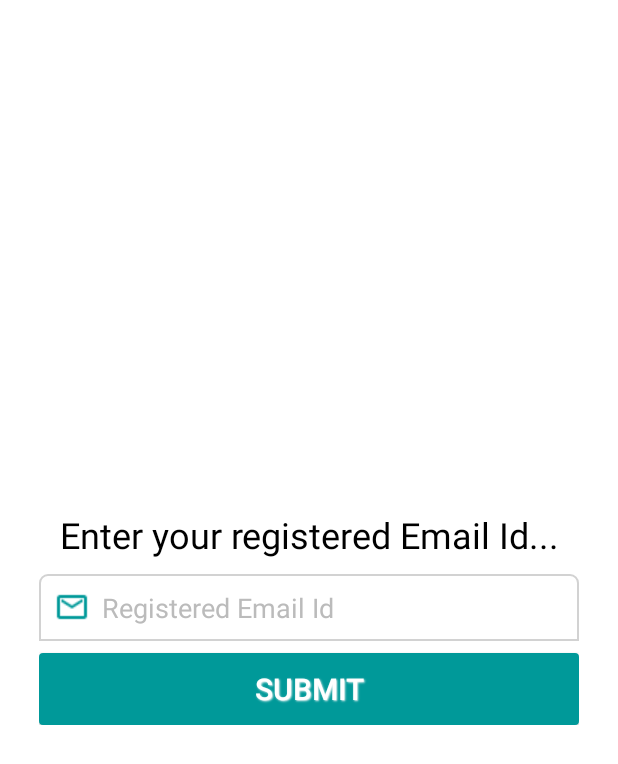
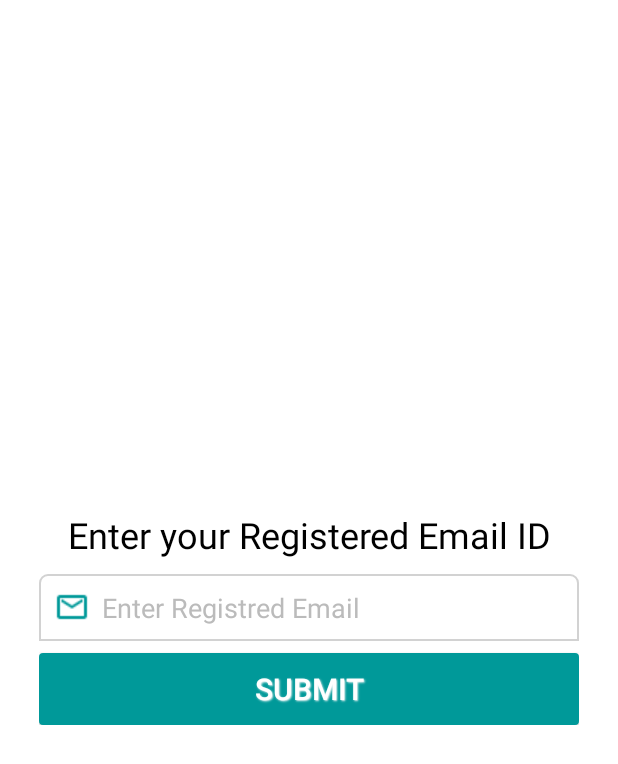
Before and after one commit to nitin-53/Campus-E-Board, an Android app: the Forgot screen opened directly, with no data from a screen before it, on a phone screen of 412 x 824 dp. Shown: the top 764 px of the screen. Run offline under Robolectric (Android 15) with nearby library versions, the phone set to English and light mode, and no system bars.

Commit message:
Addressed strings by string resource files

```diff
--- a/app/src/main/res/layout/forgot.xml
+++ b/app/src/main/res/layout/forgot.xml
@@ -20,7 +20,7 @@
             android:layout_height="wrap_content"
             android:layout_marginBottom="10dp"
             android:gravity="center"
-            android:text="Enter your registered Email Id..."
+            android:text="@string/get_reg_email"
             android:textColor="#000"
             android:textSize="24sp" />
 
@@ -31,7 +31,7 @@
             android:background="@drawable/edittext_top_bg"
             android:drawableLeft="@drawable/mess"
             android:drawablePadding="8dp"
-            android:hint="Registered Email Id"
+            android:hint="@string/enter_reg_email"
             android:padding="10dp"
             android:singleLine="true"
             android:textColorHint="#bbbbbb"
@@ -45,7 +45,7 @@
             android:layout_marginTop="8dp"
             android:background="@drawable/button_default_bg"
             android:padding="10dp"
-            android:text="Submit" />
+            android:text="@string/submit" />
     </LinearLayout>
 
 </RelativeLayout>
```
